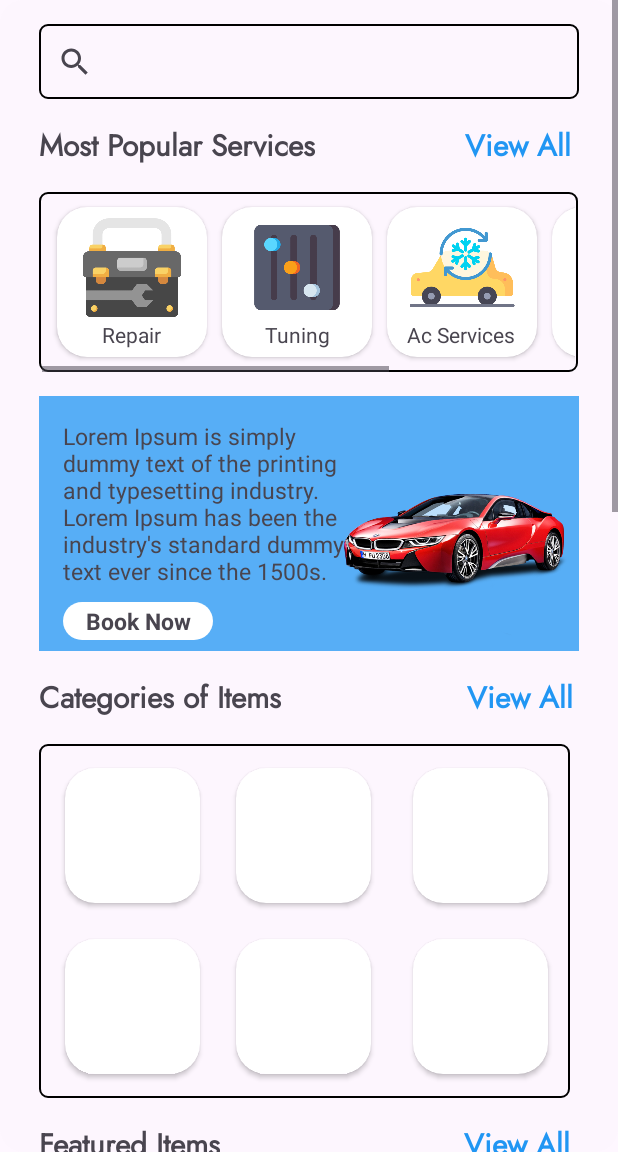
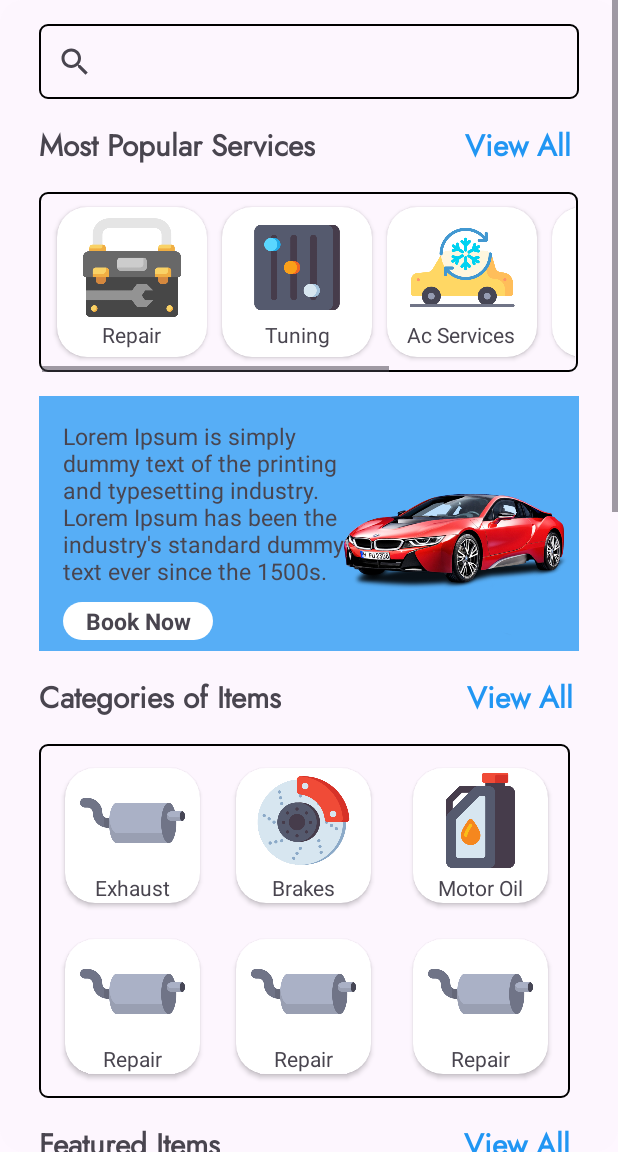
Before and after one commit to Yakage/Auto-Moto, an Android app: the HomeFragment screen opened through its navigation route, on a phone screen of 412 x 824 dp, the part 84-1236 px from its top. Run offline under Robolectric (Android 15) with nearby library versions, the phone set to English and light mode, and no system bars; our stand-ins replace navigation-ui; Roboto replaces fonts that are not available here.

Commit message:
more icons

```diff
--- a/app/src/main/res/layout/fragment_home.xml
+++ b/app/src/main/res/layout/fragment_home.xml
@@ -320,6 +320,24 @@
                         app:cardCornerRadius="20dp"
                         app:layout_constraintStart_toStartOf="parent"
                         app:layout_constraintTop_toTopOf="parent">
+                        <LinearLayout
+                            android:layout_width="match_parent"
+                            android:layout_height="match_parent"
+                            android:gravity="center"
+                            android:orientation="vertical">
+                            <ImageView
+                                android:layout_width="match_parent"
+                                android:layout_height="70dp"
+                                android:src="@drawable/exhaust">
+                            </ImageView>
+                            <TextView
+                                android:layout_width="wrap_content"
+                                android:layout_height="wrap_content"
+                                android:text="Exhaust"
+                                android:textAlignment="center" />
+
+                        </LinearLayout>
+
 
 
                     </androidx.cardview.widget.CardView>
@@ -333,6 +351,23 @@
                         app:cardCornerRadius="20dp"
                         app:layout_constraintStart_toEndOf="@+id/cardView"
                         app:layout_constraintTop_toTopOf="parent">
+                        <LinearLayout
+                            android:layout_width="match_parent"
+                            android:layout_height="match_parent"
+                            android:gravity="center"
+                            android:orientation="vertical">
+                            <ImageView
+                                android:layout_width="match_parent"
+                                android:layout_height="70dp"
+                                android:src="@drawable/brake_disc">
+                            </ImageView>
+                            <TextView
+                                android:layout_width="wrap_content"
+                                android:layout_height="wrap_content"
+                                android:text="Brakes"
+                                android:textAlignment="center" />
+
+                        </LinearLayout>
 
 
                     </androidx.cardview.widget.CardView>
@@ -346,6 +381,23 @@
                         app:cardCornerRadius="20dp"
                         app:layout_constraintStart_toEndOf="@+id/cardView2"
                         app:layout_constraintTop_toTopOf="parent">
+                        <LinearLayout
+                            android:layout_width="match_parent"
+                            android:layout_height="match_parent"
+                            android:gravity="center"
+                            android:orientation="vertical">
+                            <ImageView
+                                android:layout_width="match_parent"
+                                android:layout_height="70dp"
+                                android:src="@drawable/engine_oil">
+                            </ImageView>
+                            <TextView
+                                android:layout_width="wrap_content"
+                                android:layout_height="wrap_content"
+                                android:text="Motor Oil"
+                                android:textAlignment="center" />
+
+                        </LinearLayout>
 
 
                     </androidx.cardview.widget.CardView>
@@ -359,6 +411,23 @@
                         app:cardCornerRadius="20dp"
                         app:layout_constraintStart_toStartOf="parent"
                         app:layout_constraintTop_toBottomOf="@+id/cardView">
+                        <LinearLayout
+                            android:layout_width="match_parent"
+                            android:layout_height="match_parent"
+                            android:gravity="center"
+                            android:orientation="vertical">
+                            <ImageView
+                                android:layout_width="match_parent"
+                                android:layout_height="70dp"
+                                android:src="@drawable/exhaust">
+                            </ImageView>
+                            <TextView
+                                android:layout_width="wrap_content"
+                                android:layout_height="wrap_content"
+                                android:text="Repair"
+                                android:textAlignment="center" />
+
+                        </LinearLayout>
 
 
                     </androidx.cardview.widget.CardView>
@@ -372,6 +441,23 @@
                         app:cardCornerRadius="20dp"
                         app:layout_constraintStart_toEndOf="@+id/cardView3"
                         app:layout_constraintTop_toBottomOf="@+id/cardView2">
+                        <LinearLayout
+                            android:layout_width="match_parent"
+                            android:layout_height="match_parent"
+                            android:gravity="center"
+                            android:orientation="vertical">
+                            <ImageView
+                                android:layout_width="match_parent"
+                                android:layout_height="70dp"
+                                android:src="@drawable/exhaust">
+                            </ImageView>
+                            <TextView
+                                android:layout_width="wrap_content"
+                                android:layout_height="wrap_content"
+                                android:text="Repair"
+                                android:textAlignment="center" />
+
+                        </LinearLayout>
 
 
                     </androidx.cardview.widget.CardView>
@@ -384,6 +470,23 @@
                         app:cardCornerRadius="20dp"
                         app:layout_constraintStart_toEndOf="@+id/cardView4"
                         app:layout_constraintTop_toBottomOf="@+id/cardView5">
+                        <LinearLayout
+                            android:layout_width="match_parent"
+                            android:layout_height="match_parent"
+                            android:gravity="center"
+                            android:orientation="vertical">
+                            <ImageView
+                                android:layout_width="match_parent"
+                                android:layout_height="70dp"
+                                android:src="@drawable/exhaust">
+                            </ImageView>
+                            <TextView
+                                android:layout_width="wrap_content"
+                                android:layout_height="wrap_content"
+                                android:text="Repair"
+                                android:textAlignment="center" />
+
+                        </LinearLayout>
 
 
                     </androidx.cardview.widget.CardView>
```
Also changed, not shown: app/src/main/res/drawable/brake_disc.png (added), app/src/main/res/drawable/engine_oil.png (added), app/src/main/res/drawable/exhaust.png (added).
